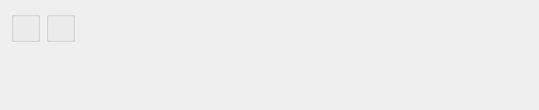
Above: guiclient/displays/dspWoMaterialsByItem.ui from discountscott/qt-client before the change. Below: the same form after it.
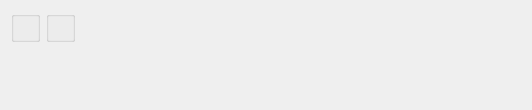
That is the form after the change. Custom widgets are drawn as their Qt base class.

What changed in the file:
```diff
--- a/guiclient/displays/dspWoMaterialsByItem.ui
+++ b/guiclient/displays/dspWoMaterialsByItem.ui
@@ -13,7 +13,7 @@
    <rect>
     <x>0</x>
     <y>0</y>
-    <width>539</width>
+    <width>532</width>
     <height>110</height>
    </rect>
   </property>
```
Left out of the diff: 1 changed line with no effect on the pictures.
